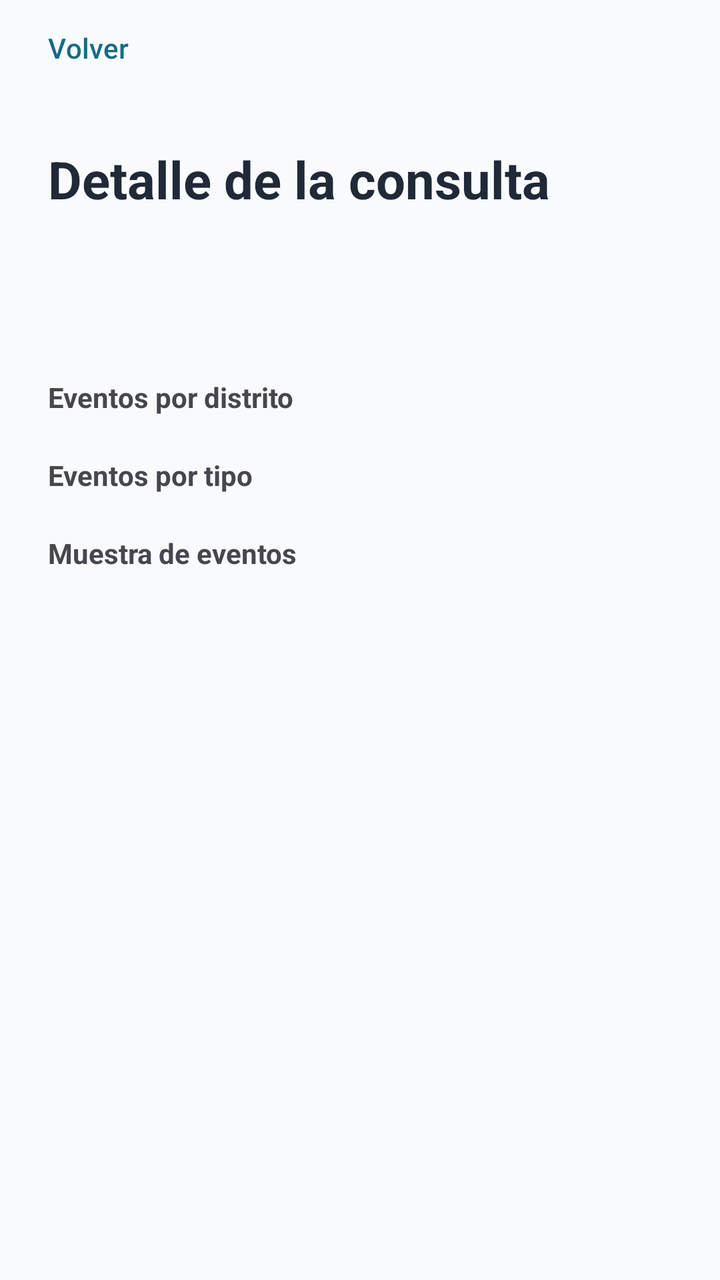
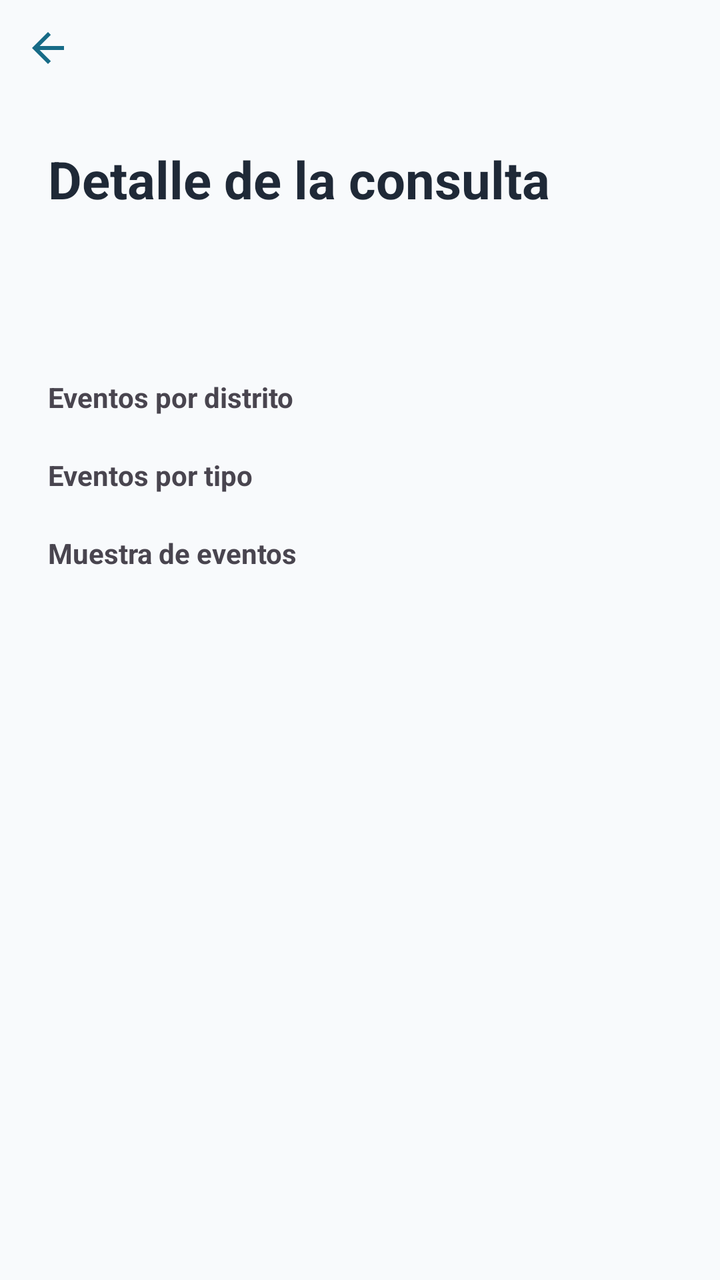

Two renders of the same Android screen: before a commit and after it. Below are the layout's source before the change and the commit's diff.
<!-- AndroidManifest.xml: application theme Theme.PlanGo -->
<!-- res/layout/activity_detalle_consulta.xml -->
<?xml version="1.0" encoding="utf-8"?>
<LinearLayout xmlns:android="http://schemas.android.com/apk/res/android" android:layout_width="match_parent" android:layout_height="match_parent" android:orientation="vertical" android:background="@color/plango_background"><com.google.android.material.button.MaterialButton android:id="@+id/buttonBackQuery" style="@style/Widget.Material3.Button.TextButton" android:layout_width="wrap_content" android:layout_height="wrap_content" android:text="@string/back"/><ScrollView android:layout_width="match_parent" android:layout_height="0dp" android:layout_weight="1"><LinearLayout android:layout_width="match_parent" android:layout_height="wrap_content" android:orientation="vertical" android:padding="24dp"><TextView android:text="@string/history_detail" android:layout_width="match_parent" android:layout_height="wrap_content" android:textSize="26sp" android:textStyle="bold" android:textColor="@color/plango_text"/><TextView android:id="@+id/textQueryDetailDate" android:layout_width="match_parent" android:layout_height="wrap_content" android:layout_marginTop="12dp" android:textColor="@color/plango_primary"/><TextView android:id="@+id/textQueryDetailTotals" android:layout_width="match_parent" android:layout_height="wrap_content" android:layout_marginTop="12dp" android:textColor="@color/plango_text"/><TextView android:text="@string/by_district" android:layout_width="match_parent" android:layout_height="wrap_content" android:layout_marginTop="20dp" android:textStyle="bold"/><LinearLayout android:id="@+id/layoutDistrictStats" android:layout_width="match_parent" android:layout_height="wrap_content" android:orientation="vertical"/><TextView android:text="@string/by_type" android:layout_width="match_parent" android:layout_height="wrap_content" android:layout_marginTop="20dp" android:textStyle="bold"/><LinearLayout android:id="@+id/layoutTypeStats" android:layout_width="match_parent" android:layout_height="wrap_content" android:orientation="vertical"/><TextView android:text="@string/event_sample" android:layout_width="match_parent" android:layout_height="wrap_content" android:layout_marginTop="20dp" android:textStyle="bold"/><LinearLayout android:id="@+id/layoutSample" android:layout_width="match_parent" android:layout_height="wrap_content" android:orientation="vertical"/></LinearLayout></ScrollView></LinearLayout>
<!-- resources referenced by this layout -->
<resources>
  <color name="plango_background">#F8FAFC</color>
  <color name="plango_primary">#176B87</color>
  <color name="plango_text">#1F2937</color>
  <string name="back">Volver</string>
  <string name="by_district">Eventos por distrito</string>
  <string name="by_type">Eventos por tipo</string>
  <string name="event_sample">Muestra de eventos</string>
  <string name="history_detail">Detalle de la consulta</string>
  <style name="Theme.PlanGo" parent="Base.Theme.PlanGo" />
  <style name="Base.Theme.PlanGo" parent="Theme.Material3.Light.NoActionBar">
          <item name="colorPrimary">@color/plango_primary</item>
          <item name="colorOnPrimary">@color/white</item>
          <item name="colorSecondary">@color/plango_turquoise</item>
          <item name="colorOnSecondary">@color/plango_text</item>
          <item name="colorTertiary">@color/plango_coral</item>
          <item name="colorOnTertiary">@color/plango_text</item>
          <item name="android:colorBackground">@color/plango_background</item>
          <item name="colorSurface">@color/white</item>
          <item name="colorOnSurface">@color/plango_text</item>
          <item name="android:statusBarColor">@color/plango_background</item>
          <item name="android:navigationBarColor">@color/plango_background</item>
          <item name="android:windowLightStatusBar">true</item>
          <item name="android:windowLightNavigationBar">true</item>
      </style>
  <color name="white">#FFFFFFFF</color>
  <color name="plango_turquoise">#64CCC5</color>
  <color name="plango_coral">#FF8066</color>
</resources>

<!-- the commit's change to res/layout/activity_detalle_consulta.xml (unified diff, before → after) -->
@@ -1,2 +1,92 @@
 <?xml version="1.0" encoding="utf-8"?>
-<LinearLayout xmlns:android="http://schemas.android.com/apk/res/android" android:layout_width="match_parent" android:layout_height="match_parent" android:orientation="vertical" android:background="@color/plango_background"><com.google.android.material.button.MaterialButton android:id="@+id/buttonBackQuery" style="@style/Widget.Material3.Button.TextButton" android:layout_width="wrap_content" android:layout_height="wrap_content" android:text="@string/back"/><ScrollView android:layout_width="match_parent" android:layout_height="0dp" android:layout_weight="1"><LinearLayout android:layout_width="match_parent" android:layout_height="wrap_content" android:orientation="vertical" android:padding="24dp"><TextView android:text="@string/history_detail" android:layout_width="match_parent" android:layout_height="wrap_content" android:textSize="26sp" android:textStyle="bold" android:textColor="@color/plango_text"/><TextView android:id="@+id/textQueryDetailDate" android:layout_width="match_parent" android:layout_height="wrap_content" android:layout_marginTop="12dp" android:textColor="@color/plango_primary"/><TextView android:id="@+id/textQueryDetailTotals" android:layout_width="match_parent" android:layout_height="wrap_content" android:layout_marginTop="12dp" android:textColor="@color/plango_text"/><TextView android:text="@string/by_district" android:layout_width="match_parent" android:layout_height="wrap_content" android:layout_marginTop="20dp" android:textStyle="bold"/><LinearLayout android:id="@+id/layoutDistrictStats" android:layout_width="match_parent" android:layout_height="wrap_content" android:orientation="vertical"/><TextView android:text="@string/by_type" android:layout_width="match_parent" android:layout_height="wrap_content" android:layout_marginTop="20dp" android:textStyle="bold"/><LinearLayout android:id="@+id/layoutTypeStats" android:layout_width="match_parent" android:layout_height="wrap_content" android:orientation="vertical"/><TextView android:text="@string/event_sample" android:layout_width="match_parent" android:layout_height="wrap_content" android:layout_marginTop="20dp" android:textStyle="bold"/><LinearLayout android:id="@+id/layoutSample" android:layout_width="match_parent" android:layout_height="wrap_content" android:orientation="vertical"/></LinearLayout></ScrollView></LinearLayout>
+<LinearLayout xmlns:android="http://schemas.android.com/apk/res/android"
+    xmlns:app="http://schemas.android.com/apk/res-auto"
+    android:id="@+id/queryDetailRoot"
+    android:layout_width="match_parent"
+    android:layout_height="match_parent"
+    android:background="@color/plango_background"
+    android:orientation="vertical">
+
+    <androidx.appcompat.widget.AppCompatImageButton
+        android:id="@+id/buttonBackQuery"
+        android:layout_width="48dp"
+        android:layout_height="48dp"
+        android:background="?attr/selectableItemBackgroundBorderless"
+        android:contentDescription="@string/back"
+        android:padding="12dp"
+        app:srcCompat="@drawable/ic_arrow_back" />
+
+    <ScrollView
+        android:layout_width="match_parent"
+        android:layout_height="0dp"
+        android:layout_weight="1">
+
+        <LinearLayout
+            android:layout_width="match_parent"
+            android:layout_height="wrap_content"
+            android:orientation="vertical"
+            android:padding="24dp">
+
+            <TextView
+                android:layout_width="match_parent"
+                android:layout_height="wrap_content"
+                android:text="@string/history_detail"
+                android:textColor="@color/plango_text"
+                android:textSize="26sp"
+                android:textStyle="bold" />
+
+            <TextView
+                android:id="@+id/textQueryDetailDate"
+                android:layout_width="match_parent"
+                android:layout_height="wrap_content"
+                android:layout_marginTop="12dp"
+                android:textColor="@color/plango_primary" />
+
+            <TextView
+                android:id="@+id/textQueryDetailTotals"
+                android:layout_width="match_parent"
+                android:layout_height="wrap_content"
+                android:layout_marginTop="12dp"
+                android:textColor="@color/plango_text" />
+
+            <TextView
+                android:layout_width="match_parent"
+                android:layout_height="wrap_content"
+                android:layout_marginTop="20dp"
+                android:text="@string/by_district"
+                android:textStyle="bold" />
+
+            <LinearLayout
+                android:id="@+id/layoutDistrictStats"
+                android:layout_width="match_parent"
+                android:layout_height="wrap_content"
+                android:orientation="vertical" />
+
+            <TextView
+                android:layout_width="match_parent"
+                android:layout_height="wrap_content"
+                android:layout_marginTop="20dp"
+                android:text="@string/by_type"
+                android:textStyle="bold" />
+
+            <LinearLayout
+                android:id="@+id/layoutTypeStats"
+                android:layout_width="match_parent"
+                android:layout_height="wrap_content"
+                android:orientation="vertical" />
+
+            <TextView
+                android:layout_width="match_parent"
+                android:layout_height="wrap_content"
+                android:layout_marginTop="20dp"
+                android:text="@string/event_sample"
+                android:textStyle="bold" />
+
+            <LinearLayout
+                android:id="@+id/layoutSample"
+                android:layout_width="match_parent"
+                android:layout_height="wrap_content"
+                android:orientation="vertical" />
+        </LinearLayout>
+    </ScrollView>
+</LinearLayout>
<!-- resource entries referenced after the edit -->
@@ -3,6 +3,17 @@
   <color name="plango_background">#F8FAFC</color>
   <color name="plango_primary">#176B87</color>
   <color name="plango_text">#1F2937</color>
+  <!-- drawable ic_arrow_back (drawable) -->
+  <?xml version="1.0" encoding="utf-8"?>
+  <vector xmlns:android="http://schemas.android.com/apk/res/android"
+      android:width="24dp"
+      android:height="24dp"
+      android:viewportWidth="24"
+      android:viewportHeight="24">
+      <path
+          android:fillColor="@color/plango_primary"
+          android:pathData="M20,11H7.83l5.59,-5.59L12,4l-8,8 8,8 1.42,-1.41L7.83,13H20v-2z" />
+  </vector>
   <string name="back">Volver</string>
   <string name="by_district">Eventos por distrito</string>
   <string name="by_type">Eventos por tipo</string>
